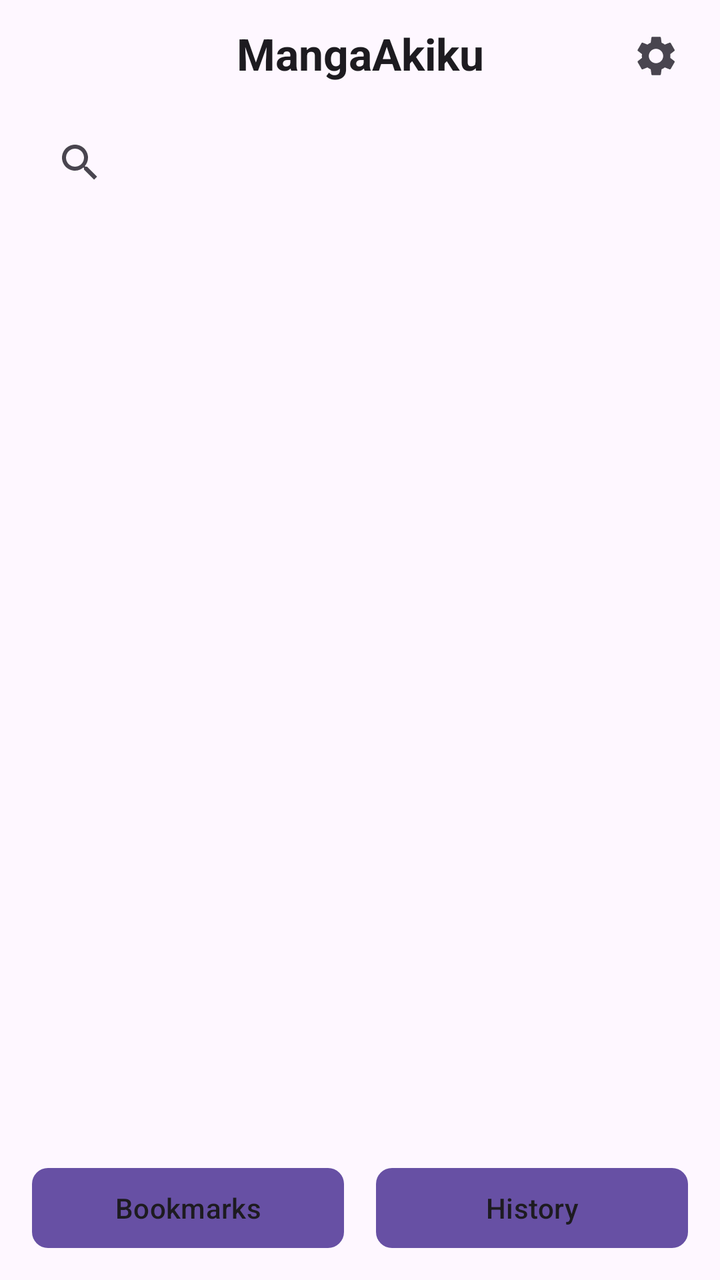
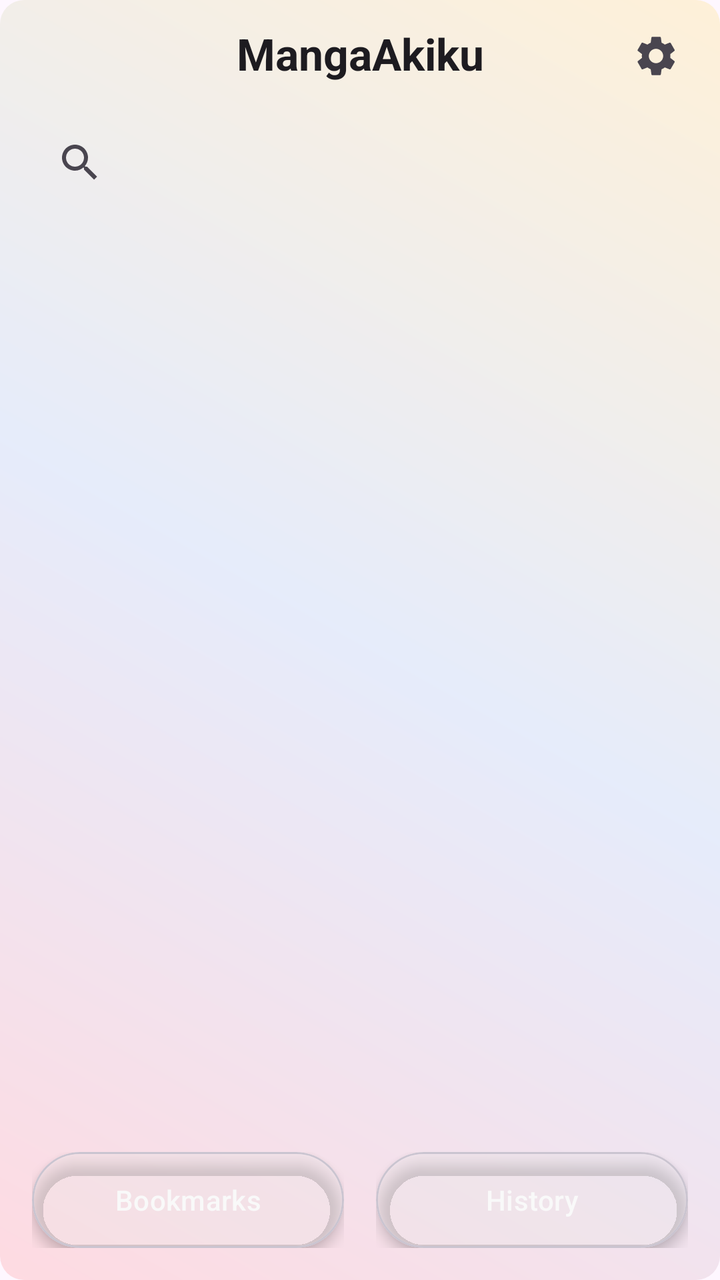

Before-and-after screenshots of an Android layout around one commit, followed by the original layout XML and the change that was made.
<!-- AndroidManifest.xml: application theme Theme.MangaV5 -->
<!-- res/layout/activity_home_page.xml -->
<?xml version="1.0" encoding="utf-8"?>
<androidx.constraintlayout.widget.ConstraintLayout
    xmlns:android="http://schemas.android.com/apk/res/android"
    xmlns:app="http://schemas.android.com/apk/res-auto"
    xmlns:tools="http://schemas.android.com/tools"
    android:id="@+id/main"
    android:layout_width="match_parent"
    android:layout_height="match_parent"
    android:fitsSystemWindows="true"
    tools:context=".MainActivitys.HomePage">


    

    

    <ImageView
        android:id="@+id/app_logo"
        android:layout_width="48dp"
        android:layout_height="38dp"
        android:layout_marginTop="8dp"
        android:src="@mipmap/ic_launcher"
        app:layout_constraintEnd_toEndOf="parent"
        app:layout_constraintHorizontal_bias="0.264"
        app:layout_constraintStart_toStartOf="parent"
        app:layout_constraintTop_toTopOf="parent" />

    <TextView
        android:id="@+id/app_title"
        android:layout_width="wrap_content"
        android:layout_height="wrap_content"
        android:text="MangaAkiku"
        android:textSize="22sp"
        android:textStyle="bold"
        android:textColor="?android:attr/textColorPrimary"
        app:layout_constraintTop_toTopOf="parent"
        app:layout_constraintStart_toStartOf="parent"
        app:layout_constraintEnd_toEndOf="parent"
        android:gravity="center"
        android:layout_marginTop="12dp"/>

    
    <ImageButton
        android:id="@+id/button_settings"
        android:layout_width="40dp"
        android:layout_height="40dp"
        android:background="?attr/selectableItemBackgroundBorderless"
        android:contentDescription="Settings"
        android:padding="8dp"
        android:src="@drawable/ic_settings"
        android:textColor="?android:attr/textColorPrimary"
        app:layout_constraintTop_toTopOf="parent"
        app:layout_constraintEnd_toEndOf="parent"
        android:layout_marginTop="8dp"
        android:layout_marginEnd="12dp"/>

    
    <androidx.appcompat.widget.SearchView
        android:id="@+id/search_bar"
        android:layout_width="0dp"
        android:layout_height="wrap_content"
        android:layout_marginStart="16dp"
        android:layout_marginTop="16dp"
        android:layout_marginEnd="16dp"
        android:queryHint="Search manga"
        app:layout_constraintEnd_toEndOf="parent"
        app:layout_constraintHorizontal_bias="0.0"
        app:layout_constraintStart_toStartOf="parent"
        app:layout_constraintTop_toBottomOf="@id/app_title" />

    <androidx.recyclerview.widget.RecyclerView
        android:id="@+id/recycler_main"
        android:layout_width="0dp"
        android:layout_height="0dp"
        android:layout_marginTop="8dp"
        app:layout_constraintTop_toBottomOf="@id/search_bar"
        app:layout_constraintStart_toStartOf="parent"
        app:layout_constraintEnd_toEndOf="parent"
        app:layout_constraintBottom_toTopOf="@id/bottom_buttons_container"
        android:clipToPadding="false"
        android:paddingBottom="16dp" />

    
    <androidx.recyclerview.widget.RecyclerView
        android:id="@+id/recycler_search_results"
        android:layout_width="374dp"
        android:layout_height="403dp"
        android:layout_marginTop="8dp"
        android:background="@drawable/rounded_background"
        android:elevation="8dp"
        android:padding="8dp"
        android:visibility="gone"
        app:layout_constraintEnd_toEndOf="parent"
        app:layout_constraintHorizontal_bias="0.5"
        app:layout_constraintStart_toStartOf="parent"
        app:layout_constraintTop_toBottomOf="@id/search_bar" />

    
    <LinearLayout
        android:id="@+id/bottom_buttons_container"
        android:layout_width="0dp"
        android:layout_height="wrap_content"
        android:layout_margin="16dp"
        android:orientation="horizontal"
        android:gravity="center"
        app:layout_constraintBottom_toBottomOf="parent"
        app:layout_constraintStart_toStartOf="parent"
        app:layout_constraintEnd_toEndOf="parent">

        <Button
            android:id="@+id/button_bookmarks"
            android:layout_width="0dp"
            android:layout_height="40dp"
            android:layout_weight="1"
            android:text="Bookmarks"
            android:textColor="?android:attr/textColorPrimary"
            android:textSize="14sp"
            android:layout_marginEnd="8dp"
            android:background="@drawable/rounded_button" />

        <Button
            android:id="@+id/button_history"
            android:layout_width="0dp"
            android:layout_height="40dp"
            android:layout_weight="1"
            android:text="History"
            android:textColor="?android:attr/textColorPrimary"
            android:textSize="14sp"
            android:layout_marginStart="8dp"
            android:background="@drawable/rounded_button" />
    </LinearLayout>

</androidx.constraintlayout.widget.ConstraintLayout>
<!-- resources referenced by this layout -->
<resources>
  <!-- drawable ic_settings (drawable) -->
  <vector xmlns:android="http://schemas.android.com/apk/res/android"
      android:width="24dp"
      android:height="24dp"
      android:viewportWidth="24"
      android:viewportHeight="24"
      android:tint="?attr/colorControlNormal">
      <path
          android:fillColor="@android:color/black"
          android:pathData="M19.14,12.94c0.04,-0.31 0.06,-0.63 0.06,-0.94s-0.02,-0.63 -0.06,-0.94l2.03,-1.58c0.18,-0.14 0.23,-0.41 0.12,-0.61l-1.92,-3.32c-0.11,-0.2 -0.36,-0.28 -0.57,-0.22l-2.39,0.96c-0.5,-0.38 -1.03,-0.7 -1.62,-0.94l-0.36,-2.54c-0.03,-0.22 -0.22,-0.39 -0.44,-0.39h-3.84c-0.22,0 -0.41,0.16 -0.44,0.39l-0.36,2.54c-0.59,0.24 -1.13,0.56 -1.62,0.94l-2.39,-0.96c-0.21,-0.08 -0.46,0.02 -0.57,0.22l-1.92,3.32c-0.12,0.2 -0.07,0.47 0.12,0.61l2.03,1.58c-0.04,0.31 -0.06,0.63 -0.06,0.94s0.02,0.63 0.06,0.94l-2.03,1.58c-0.18,0.14 -0.23,0.41 -0.12,0.61l1.92,3.32c0.11,0.2 0.36,0.28 0.57,0.22l2.39,-0.96c0.5,0.38 1.03,0.7 1.62,0.94l0.36,2.54c0.03,0.22 0.22,0.39 0.44,0.39h3.84c0.22,0 0.41,-0.16 0.44,-0.39l0.36,-2.54c0.59,-0.24 1.13,-0.56 1.62,-0.94l2.39,0.96c0.21,0.08 0.46,-0.02 0.57,-0.22l1.92,-3.32c0.11,-0.2 0.07,-0.47 -0.12,-0.61l-2.03,-1.58zM12,15.6c-1.98,0 -3.6,-1.62 -3.6,-3.6s1.62,-3.6 3.6,-3.6 3.6,1.62 3.6,3.6 -1.62,3.6 -3.6,3.6z"/>
  </vector>
  <!-- drawable rounded_background (drawable) -->
  <?xml version="1.0" encoding="utf-8"?>
  <shape xmlns:android="http://schemas.android.com/apk/res/android"
      android:shape="rectangle">
  
      <solid android:color="#FFFFFF" />   
  
      <corners android:radius="16dp" />   
  
      <stroke
          android:width="1dp"
          android:color="#CCCCCC" />       
  
  </shape>
  <!-- drawable rounded_button (drawable) -->
  <?xml version="1.0" encoding="utf-8"?>
  <shape xmlns:android="http://schemas.android.com/apk/res/android"
      android:shape="rectangle" >
      <corners android:radius="8dp" />
      <solid android:color="#4CAF50" /> 
  </shape>
  <!-- mipmap ic_launcher (mipmap-anydpi-v26) -->
  <?xml version="1.0" encoding="utf-8"?>
  <adaptive-icon xmlns:android="http://schemas.android.com/apk/res/android">
      <background android:drawable="@drawable/ic_launcher_background"/>
      <foreground android:drawable="@mipmap/ic_launcher_foreground"/>
  </adaptive-icon>
  <style name="Theme.MangaV5" parent="Theme.MaterialComponents.DayNight.DarkActionBar">
          
          <item name="colorPrimary">@color/purple_500</item>
          <item name="colorPrimaryVariant">@color/purple_700</item>
          <item name="colorOnPrimary">@color/white</item>
          
          <item name="colorSecondary">@color/teal_200</item>
          <item name="colorSecondaryVariant">@color/teal_700</item>
          <item name="colorOnSecondary">@color/black</item>
          
          <item name="android:statusBarColor">?attr/colorPrimaryVariant</item>
          
      </style>
  <!-- drawable ic_launcher_background: vector/xml drawable (drawable, 4866 chars, omitted) -->
  <color name="purple_500">#FF6200EE</color>
  <color name="purple_700">#FF3700B3</color>
  <color name="white">#FFFFFFFF</color>
  <color name="teal_200">#FF03DAC5</color>
  <color name="teal_700">#FF018786</color>
  <color name="black">#FF000000</color>
</resources>

<!-- the commit's change to res/layout/activity_home_page.xml (unified diff, before → after) -->
@@ -7,12 +7,9 @@
     android:layout_width="match_parent"
     android:layout_height="match_parent"
     android:fitsSystemWindows="true"
-    tools:context=".MainActivitys.HomePage">
-
-
-    
-
-    
+    tools:context=".MainActivitys.HomePage"
+    android:background="@drawable/bg_gradient"
+    >
 
     <ImageView
         android:id="@+id/app_logo"
@@ -39,7 +36,6 @@
         android:gravity="center"
         android:layout_marginTop="12dp"/>
 
-    
     <ImageButton
         android:id="@+id/button_settings"
         android:layout_width="40dp"
@@ -54,7 +50,6 @@
         android:layout_marginTop="8dp"
         android:layout_marginEnd="12dp"/>
 
-    
     <androidx.appcompat.widget.SearchView
         android:id="@+id/search_bar"
         android:layout_width="0dp"
@@ -80,22 +75,35 @@
         android:clipToPadding="false"
         android:paddingBottom="16dp" />
 
-    
-    <androidx.recyclerview.widget.RecyclerView
-        android:id="@+id/recycler_search_results"
-        android:layout_width="374dp"
+    <FrameLayout
+        android:layout_width="match_parent"
         android:layout_height="403dp"
         android:layout_marginTop="8dp"
-        android:background="@drawable/rounded_background"
-        android:elevation="8dp"
-        android:padding="8dp"
-        android:visibility="gone"
+        app:layout_constraintStart_toStartOf="parent"
         app:layout_constraintEnd_toEndOf="parent"
-        app:layout_constraintHorizontal_bias="0.5"
-        app:layout_constraintStart_toStartOf="parent"
-        app:layout_constraintTop_toBottomOf="@id/search_bar" />
+        app:layout_constraintTop_toBottomOf="@id/search_bar">
 
-    
+        <ImageView
+            android:id="@+id/recycler_bg_blur"
+            android:layout_width="match_parent"
+            android:layout_height="match_parent"
+            android:scaleType="centerCrop"
+            android:src="@drawable/bg_gradient_search"
+            android:alpha="1"
+            android:visibility="gone"
+            android:contentDescription="@null" />
+
+        <androidx.recyclerview.widget.RecyclerView
+            android:id="@+id/recycler_search_results"
+            android:layout_width="match_parent"
+            android:layout_height="match_parent"
+            android:clipToPadding="false"
+            android:padding="8dp"
+            app:cardCornerRadius="50dp"
+            android:background="@android:color/transparent"
+            android:visibility="gone" />
+    </FrameLayout>
+
     <LinearLayout
         android:id="@+id/bottom_buttons_container"
         android:layout_width="0dp"
@@ -107,27 +115,81 @@
         app:layout_constraintStart_toStartOf="parent"
         app:layout_constraintEnd_toEndOf="parent">
 
-        <Button
-            android:id="@+id/button_bookmarks"
+        
+        <FrameLayout
             android:layout_width="0dp"
-            android:layout_height="40dp"
+            android:layout_height="48dp"
             android:layout_weight="1"
-            android:text="Bookmarks"
-            android:textColor="?android:attr/textColorPrimary"
-            android:textSize="14sp"
             android:layout_marginEnd="8dp"
-            android:background="@drawable/rounded_button" />
+            android:clipChildren="false"
+            android:clipToPadding="false">
 
-        <Button
-            android:id="@+id/button_history"
+            <com.google.android.material.card.MaterialCardView
+                android:layout_width="match_parent"
+                android:layout_height="match_parent"
+                app:cardCornerRadius="24dp"
+                app:cardElevation="4dp"
+                app:cardBackgroundColor="@android:color/transparent"
+                android:clipChildren="false"
+                android:clipToPadding="false">
+
+                <View
+                    android:id="@+id/bookmarkBlurBackground"
+                    android:layout_width="match_parent"
+                    android:layout_height="match_parent"
+                    android:background="@drawable/glass_bg" />
+            </com.google.android.material.card.MaterialCardView>
+
+            <Button
+                android:id="@+id/button_bookmarks"
+                android:layout_width="match_parent"
+                android:layout_height="match_parent"
+                android:text="Bookmarks"
+                android:textColor="@android:color/white"
+                android:textSize="14sp"
+                android:background="@android:color/transparent"
+                android:gravity="center" />
+        </FrameLayout>
+
+        
+        <FrameLayout
             android:layout_width="0dp"
-            android:layout_height="40dp"
+            android:layout_height="48dp"
             android:layout_weight="1"
-            android:text="History"
-            android:textColor="?android:attr/textColorPrimary"
-            android:textSize="14sp"
             android:layout_marginStart="8dp"
-            android:background="@drawable/rounded_button" />
+            android:clipChildren="false"
+            android:clipToPadding="false">
+
+            <com.google.android.material.card.MaterialCardView
+                android:layout_width="match_parent"
+                android:layout_height="match_parent"
+                app:cardCornerRadius="24dp"
+                app:cardElevation="4dp"
+                app:cardBackgroundColor="@android:color/transparent"
+                android:clipChildren="false"
+                android:clipToPadding="false">
+
+                <View
+                    android:id="@+id/historyBlurBackground"
+                    android:layout_width="match_parent"
+                    android:layout_height="match_parent"
+                    android:background="@drawable/glass_bg" />
+            </com.google.android.material.card.MaterialCardView>
+
+            <Button
+                android:id="@+id/button_history"
+                android:layout_width="match_parent"
+                android:layout_height="match_parent"
+                android:text="History"
+                android:textColor="@android:color/white"
+                android:textSize="14sp"
+                android:background="@android:color/transparent"
+                android:gravity="center" />
+        </FrameLayout>
+
     </LinearLayout>
 
+
+
+
 </androidx.constraintlayout.widget.ConstraintLayout>
<!-- resource entries referenced after the edit -->
@@ -1,5 +1,54 @@
 <!-- resources referenced by this layout -->
 <resources>
+  <!-- drawable bg_gradient (drawable) -->
+  <shape xmlns:android="http://schemas.android.com/apk/res/android"
+      android:shape="rectangle">
+  
+      <gradient
+          android:startColor="#33FF6B6B"
+          android:centerColor="#3385C1E9"
+          android:endColor="#33FFD93D"
+          android:angle="45"
+          android:type="linear"/>
+  
+      <corners android:radius="12dp"/>
+  </shape>
+  <!-- drawable bg_gradient_search (drawable) -->
+  <shape xmlns:android="http://schemas.android.com/apk/res/android"
+      android:shape="rectangle">
+  
+      <gradient
+          android:startColor="#574848"
+          android:centerColor="#43515B"
+          android:endColor="#4E493B"
+          android:angle="45"
+          android:type="linear"/>
+  
+      <corners android:radius="35dp"/>
+  </shape>
+  <!-- drawable glass_bg (drawable) -->
+  <layer-list xmlns:android="http://schemas.android.com/apk/res/android">
+  
+      
+      <item>
+          <shape android:shape="rectangle">
+              <solid android:color="@android:color/transparent"/>
+              <corners android:radius="50dp"/>
+              <stroke
+                  android:width="1dp"
+                  android:color="#80FFFFFF"/>
+          </shape>
+      </item>
+  
+      
+      <item android:left="0dp" android:top="0dp" android:right="0dp" android:bottom="0dp">
+          <shape android:shape="rectangle">
+              <solid android:color="#40FFFFFF"/>
+              <corners android:radius="50dp"/>
+          </shape>
+      </item>
+  
+  </layer-list>
   <!-- drawable ic_settings (drawable) -->
   <vector xmlns:android="http://schemas.android.com/apk/res/android"
       android:width="24dp"
@@ -11,27 +60,6 @@
           android:fillColor="@android:color/black"
           android:pathData="M19.14,12.94c0.04,-0.31 0.06,-0.63 0.06,-0.94s-0.02,-0.63 -0.06,-0.94l2.03,-1.58c0.18,-0.14 0.23,-0.41 0.12,-0.61l-1.92,-3.32c-0.11,-0.2 -0.36,-0.28 -0.57,-0.22l-2.39,0.96c-0.5,-0.38 -1.03,-0.7 -1.62,-0.94l-0.36,-2.54c-0.03,-0.22 -0.22,-0.39 -0.44,-0.39h-3.84c-0.22,0 -0.41,0.16 -0.44,0.39l-0.36,2.54c-0.59,0.24 -1.13,0.56 -1.62,0.94l-2.39,-0.96c-0.21,-0.08 -0.46,0.02 -0.57,0.22l-1.92,3.32c-0.12,0.2 -0.07,0.47 0.12,0.61l2.03,1.58c-0.04,0.31 -0.06,0.63 -0.06,0.94s0.02,0.63 0.06,0.94l-2.03,1.58c-0.18,0.14 -0.23,0.41 -0.12,0.61l1.92,3.32c0.11,0.2 0.36,0.28 0.57,0.22l2.39,-0.96c0.5,0.38 1.03,0.7 1.62,0.94l0.36,2.54c0.03,0.22 0.22,0.39 0.44,0.39h3.84c0.22,0 0.41,-0.16 0.44,-0.39l0.36,-2.54c0.59,-0.24 1.13,-0.56 1.62,-0.94l2.39,0.96c0.21,0.08 0.46,-0.02 0.57,-0.22l1.92,-3.32c0.11,-0.2 0.07,-0.47 -0.12,-0.61l-2.03,-1.58zM12,15.6c-1.98,0 -3.6,-1.62 -3.6,-3.6s1.62,-3.6 3.6,-3.6 3.6,1.62 3.6,3.6 -1.62,3.6 -3.6,3.6z"/>
   </vector>
-  <!-- drawable rounded_background (drawable) -->
-  <?xml version="1.0" encoding="utf-8"?>
-  <shape xmlns:android="http://schemas.android.com/apk/res/android"
-      android:shape="rectangle">
-  
-      <solid android:color="#FFFFFF" />   
-  
-      <corners android:radius="16dp" />   
-  
-      <stroke
-          android:width="1dp"
-          android:color="#CCCCCC" />       
-  
-  </shape>
-  <!-- drawable rounded_button (drawable) -->
-  <?xml version="1.0" encoding="utf-8"?>
-  <shape xmlns:android="http://schemas.android.com/apk/res/android"
-      android:shape="rectangle" >
-      <corners android:radius="8dp" />
-      <solid android:color="#4CAF50" /> 
-  </shape>
   <!-- mipmap ic_launcher (mipmap-anydpi-v26) -->
   <?xml version="1.0" encoding="utf-8"?>
   <adaptive-icon xmlns:android="http://schemas.android.com/apk/res/android">
